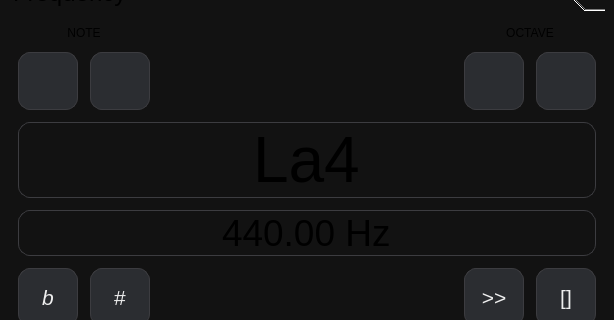
First picture: the form in mainwindow.ui, repository DjamesSuhanko/Musicool, before the edit; both pictures show x 0 to 614 and y 118 to 438 of the 614 by 969 pixel window.
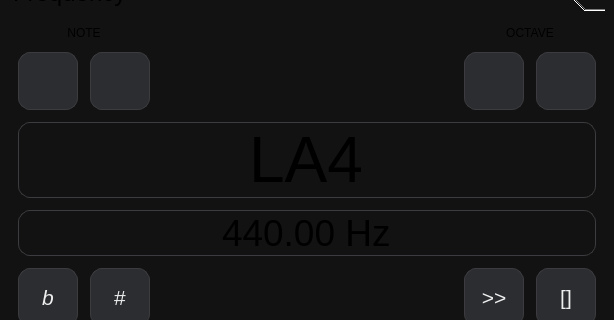
Second picture: the form after the edit.

The edit to the form file:
```diff
--- a/mainwindow.ui
+++ b/mainwindow.ui
@@ -427,7 +427,7 @@
                  <set>Qt::InputMethodHint::ImhNone</set>
                 </property>
                 <property name="text">
-                 <string>La4</string>
+                 <string>LA4</string>
                 </property>
                 <property name="maxLength">
                  <number>8</number>
```
